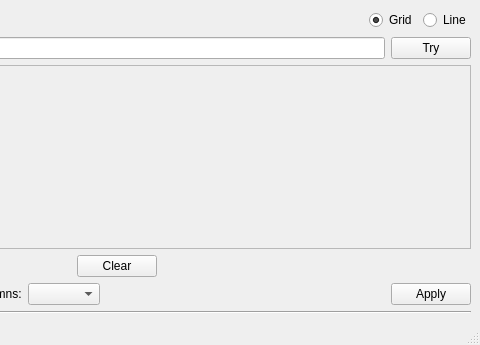
Above: mainwindowbase.ui from lbaudouin/FontInstaller before the change; both pictures show x 320 to 800 and y 0 to 345 of the 800 by 345 pixel window. Below: the same form after it.
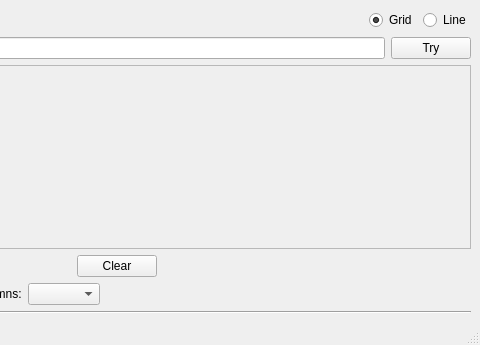
That is the form after the change. Icons and pictures are not drawn.

Commit message: Apply options on change action

```diff
--- a/mainwindowbase.ui
+++ b/mainwindowbase.ui
@@ -249,13 +249,6 @@
         </property>
        </spacer>
       </item>
-      <item>
-       <widget class="QPushButton" name="buttonApply">
-        <property name="text">
-         <string>Apply</string>
-        </property>
-       </widget>
-      </item>
      </layout>
     </item>
     <item>
```
Left out of the diff: 8 changed lines with no effect on the pictures. The commit also changes 3 other files.
